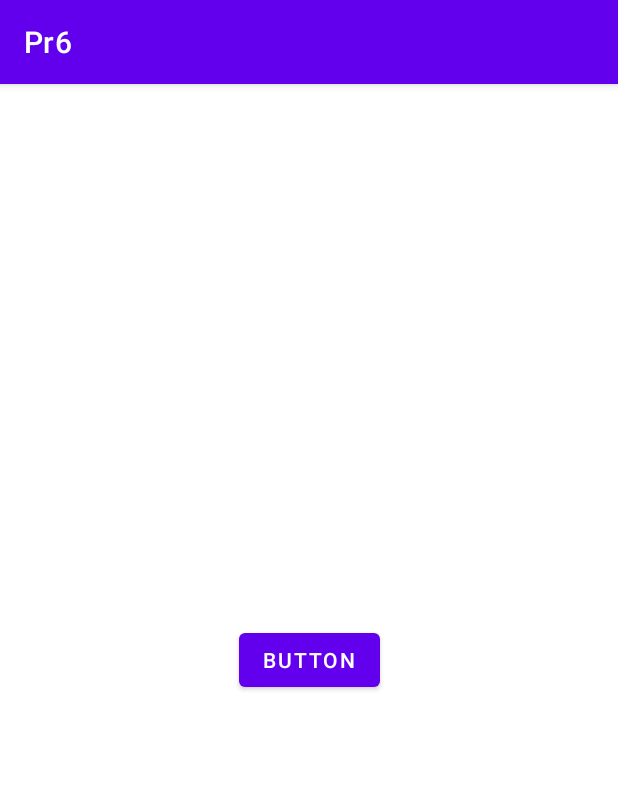
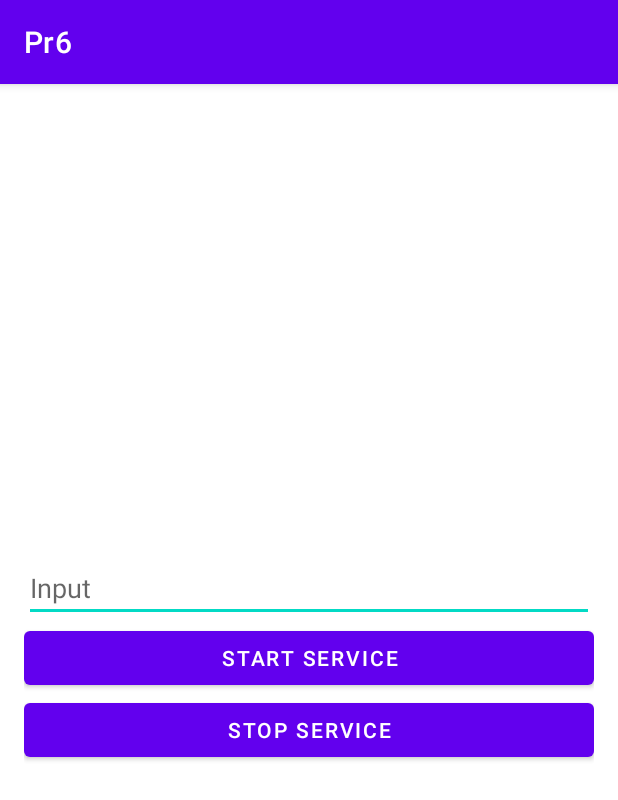
Before and after one commit to Melunad/Pr6, an Android app: the screen it shows after launch (MainActivity), on a phone screen of 412 x 824 dp. Shown: the top 800 px of the screen. Run offline under Robolectric (Android 15) with nearby library versions, the phone set to English and light mode, and no system bars.

Commit message:
Пункт 2

```diff
--- /dev/null
+++ b/app/src/main/java/com/example/pr6/App.java
@@ -0,0 +1,31 @@
+package com.example.pr6;
+
+import android.app.Application;
+import android.app.NotificationChannel;
+import android.app.NotificationManager;
+import android.os.Build;
+
+
+public class App extends Application {
+    public static final String CHANNEL_ID = "exampleServiceChannel";
+
+    @Override
+    public void onCreate() {
+        super.onCreate();
+
+        createNotificationChannel();
+    }
+
+    private void createNotificationChannel() {
+        if (Build.VERSION.SDK_INT >= Build.VERSION_CODES.O) {
+            NotificationChannel serviceChannel = new NotificationChannel(
+                    CHANNEL_ID,
+                    "Example Service Channel",
+                    NotificationManager.IMPORTANCE_DEFAULT
+            );
+
+            NotificationManager manager = getSystemService(NotificationManager.class);
+            manager.createNotificationChannel(serviceChannel);
+        }
+    }
+}
--- a/app/src/main/java/com/example/pr6/MainActivity.java
+++ b/app/src/main/java/com/example/pr6/MainActivity.java
@@ -1,62 +1,36 @@
 package com.example.pr6;
 
+import android.content.Intent;
+
+import android.os.Bundle;
+import android.view.View;
+import android.widget.EditText;
+
 import androidx.appcompat.app.AppCompatActivity;
-import androidx.core.app.NotificationCompat;
-
-import android.app.Notification;
-import android.app.NotificationChannel;
-import android.app.NotificationManager;
-import android.app.PendingIntent;
-import android.content.Context;
-import android.content.Intent;
-import android.os.Build;
-import android.os.Bundle;
-import android.renderscript.RenderScript;
-import android.view.View;
-import android.widget.Button;
-
-
+import androidx.core.content.ContextCompat;
 
 public class MainActivity extends AppCompatActivity {
-
-    private NotificationManager notificationManager;
-    public  static final int NOTIFY_ID = 1;
-    public  static final String CHANEL_ID = "CHANEL_ID";
-    Button button;
+    private EditText editTextInput;
 
     @Override
     protected void onCreate(Bundle savedInstanceState) {
         super.onCreate(savedInstanceState);
         setContentView(R.layout.activity_main);
 
-        button = findViewById(R.id.button);
-
-        notificationManager = (NotificationManager) getApplicationContext().getSystemService(Context.NOTIFICATION_SERVICE);
-        button.setOnClickListener(new View.OnClickListener() {
-            @Override
-            public void onClick(View view) {
-                Intent intent = new Intent(getApplicationContext(), MainActivity.class);
-                intent.addFlags(Intent.FLAG_ACTIVITY_CLEAR_TASK | Intent.FLAG_ACTIVITY_CLEAR_TASK);
-                PendingIntent  pendingIntent = PendingIntent.getActivity(getApplicationContext(),0, intent, PendingIntent.FLAG_UPDATE_CURRENT);
-                NotificationCompat.Builder notificationBuilder =
-                        new NotificationCompat.Builder(getApplicationContext(), CHANEL_ID)
-                                .setAutoCancel(false)
-                                .setSmallIcon(R.drawable.ic_launcher_foreground)
-                                .setWhen(System.currentTimeMillis())
-                                .setContentIntent(pendingIntent)
-                                .setContentTitle("Заголовок")
-                                .setContentText("Текст уведомления");
-                createChannelIfNeeded(notificationManager);
-                notificationManager.notify(NOTIFY_ID, notificationBuilder.build());
-
-            }
-        });
-    }
-    public static void createChannelIfNeeded(NotificationManager manager){
-        if (Build.VERSION.SDK_INT >= Build.VERSION_CODES.O){
-            NotificationChannel notificationChannel = new NotificationChannel(CHANEL_ID, CHANEL_ID, NotificationManager.IMPORTANCE_DEFAULT);
-            manager.createNotificationChannel(notificationChannel);
-        }
+        editTextInput = findViewById(R.id.edit_text_input);
     }
 
+    public void startService(View v) {
+        String input = editTextInput.getText().toString();
+
+        Intent serviceIntent = new Intent(this, ExampleService.class);
+        serviceIntent.putExtra("inputExtra", input);
+
+        ContextCompat.startForegroundService(this, serviceIntent);
+    }
+
+    public void stopService(View v) {
+        Intent serviceIntent = new Intent(this, ExampleService.class);
+        stopService(serviceIntent);
+    }
 }
--- a/app/src/main/res/layout/activity_main.xml
+++ b/app/src/main/res/layout/activity_main.xml
@@ -1,18 +1,30 @@
 <?xml version="1.0" encoding="utf-8"?>
-<androidx.constraintlayout.widget.ConstraintLayout xmlns:android="http://schemas.android.com/apk/res/android"
+<LinearLayout xmlns:android="http://schemas.android.com/apk/res/android"
     xmlns:app="http://schemas.android.com/apk/res-auto"
     xmlns:tools="http://schemas.android.com/tools"
     android:layout_width="match_parent"
     android:layout_height="match_parent"
-    tools:context=".MainActivity">
+    android:gravity="center"
+    android:orientation="vertical"
+    android:padding="16dp"
+    tools:context="com.MainActivity">
+
+    <EditText
+        android:id="@+id/edit_text_input"
+        android:layout_width="match_parent"
+        android:layout_height="wrap_content"
+        android:hint="Input" />
 
     <Button
-        android:id="@+id/button"
-        android:layout_width="wrap_content"
+        android:layout_width="match_parent"
         android:layout_height="wrap_content"
-        android:text="Button"
-        app:layout_constraintBottom_toBottomOf="parent"
-        app:layout_constraintEnd_toEndOf="parent"
-        app:layout_constraintStart_toStartOf="parent"
-        app:layout_constraintTop_toTopOf="parent" />
-</androidx.constraintlayout.widget.ConstraintLayout>
+        android:onClick="startService"
+        android:text="Start Service" />
+
+    <Button
+        android:layout_width="match_parent"
+        android:layout_height="wrap_content"
+        android:onClick="stopService"
+        android:text="Stop Service" />
+
+</LinearLayout>
```
Also changed, not shown: app/src/main/AndroidManifest.xml (+7 -8 lines), app/src/main/java/com/example/pr6/ExampleService.java (added, +52 -0 lines).
